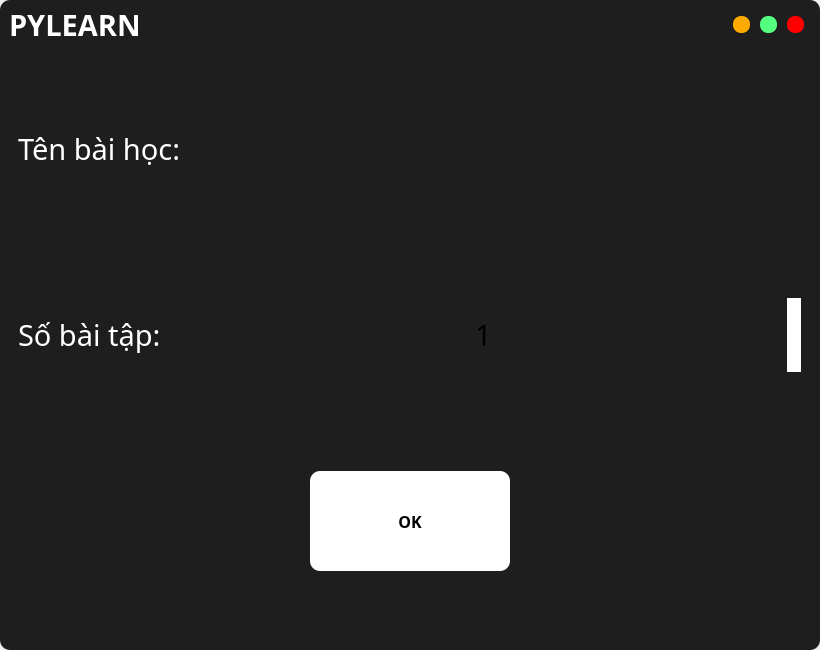
Qt form UI_Files/edit_form.ui (hoangm960/Astraea) before a commit.
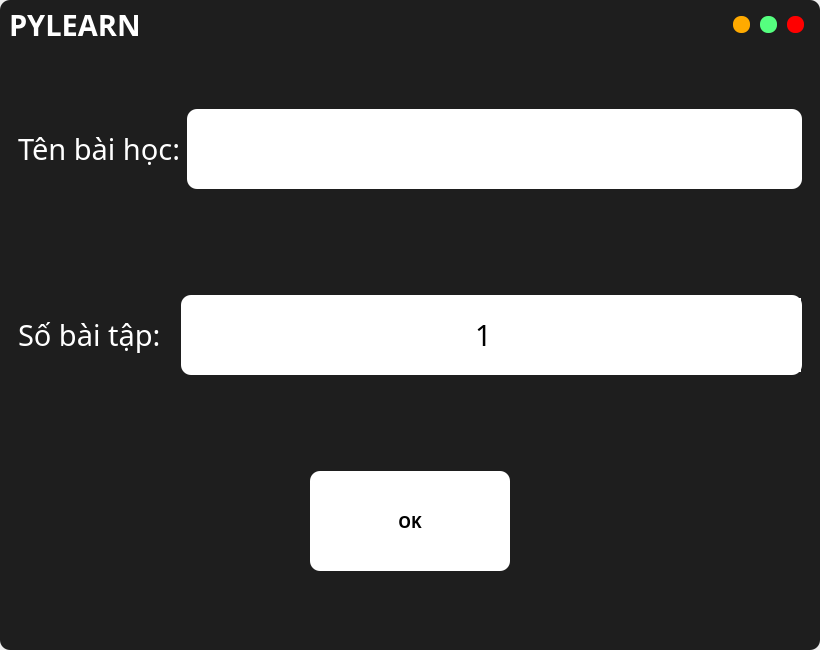
The same form after that commit. The open tabs and pages were chosen to show the change. Icons and pictures are not drawn.

```diff
--- a/UI_Files/edit_form.ui
+++ b/UI_Files/edit_form.ui
@@ -360,7 +360,8 @@
                       </property>
                       <property name="styleSheet">
                        <string notr="true">border-radius: 10px;
-color: rgb(0, 0, 0);</string>
+color: rgb(0, 0, 0);
+background-color: rgb(255, 255, 255);</string>
                       </property>
                       <property name="alignment">
                        <set>Qt::AlignCenter</set>
@@ -427,7 +428,8 @@
                       <property name="styleSheet">
                        <string notr="true">QSpinBox {
 	border-radius: 10px;
-	color: rgb(0, 0, 0)
+	color: rgb(0, 0, 0);
+	background-color: rgb(255, 255, 255);
 }
 QSpinBox::up-button {
 	background-color: rgb(255, 255, 255);
```
Left out of the diff: 3 changed lines with no effect on the pictures.
